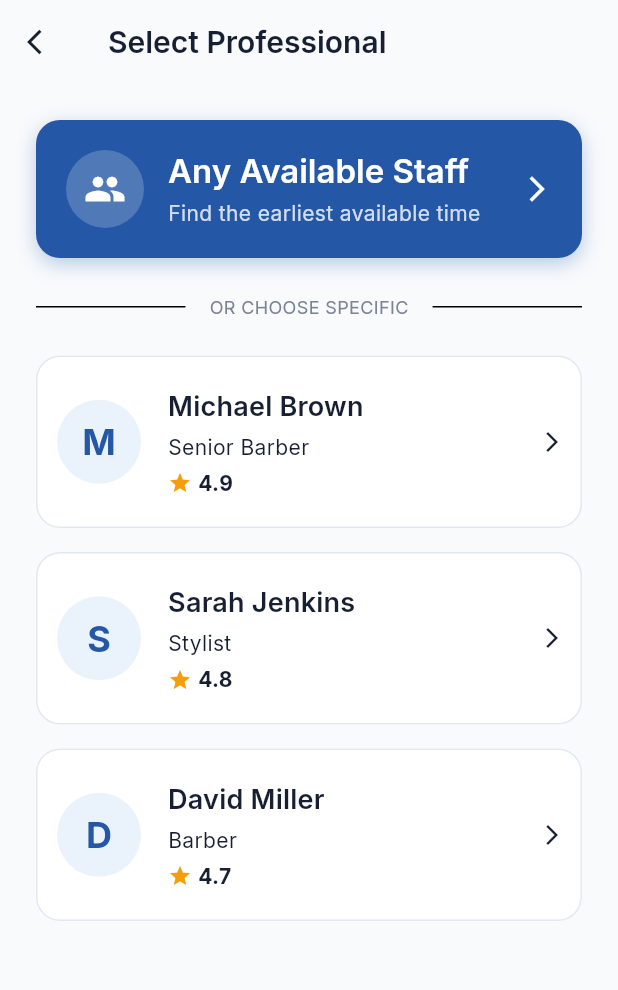
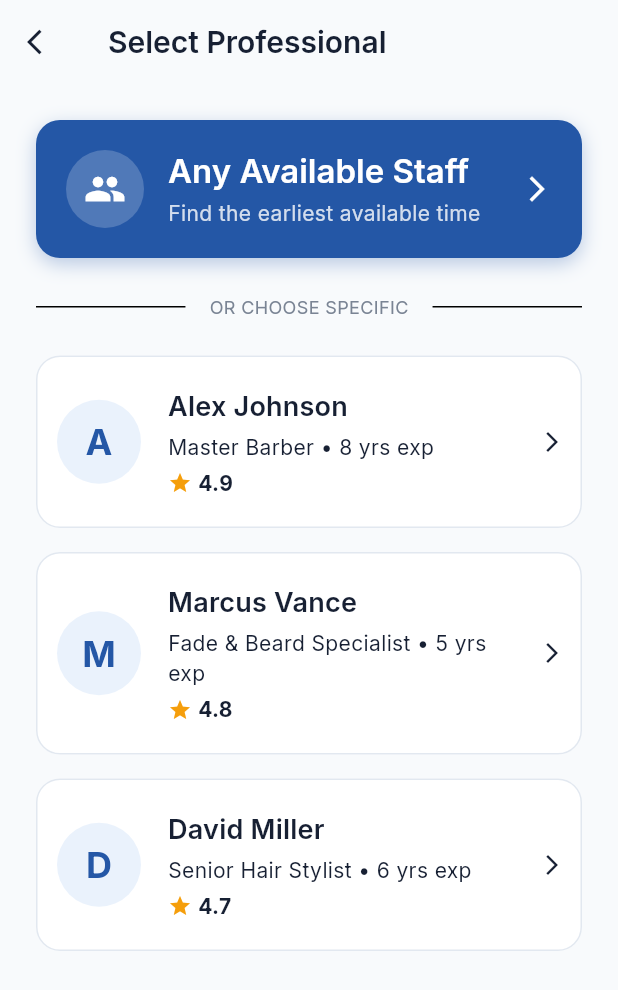
Before and after one commit to jnishantand/smartcut, a Flutter app: the screen it shows once a user with an empty profile is signed in, after a tap on "Men's Classic Haircut", on a phone screen of 412 x 824 dp. Shown: the top 990 px of the screen. Run offline on Flutter 3.47's test engine with Material 3 defaults, Android fonts, the phone set to English and light mode, and no system bars; our stand-ins replace cloud_firestore, cloud_functions, firebase_auth, firebase_core, firebase_messaging, flutter_local_notifications and 2 more; missing offline and left inert: razorpay_flutter; accounts and stored records are empty.

Commit message:
Make Staff Selection 100% dynamic from Firestore and add Admin Barber/Staff Management screen

```diff
--- /dev/null
+++ b/lib/models/staff.dart
@@ -0,0 +1,45 @@
+import 'package:cloud_firestore/cloud_firestore.dart';
+
+class Staff {
+  final String id;
+  final String name;
+  final String role;
+  final double rating;
+  final int experienceYears;
+  final String? imageUrl;
+  final bool isActive;
+
+  Staff({
+    required this.id,
+    required this.name,
+    required this.role,
+    required this.rating,
+    required this.experienceYears,
+    this.imageUrl,
+    required this.isActive,
+  });
+
+  factory Staff.fromFirestore(DocumentSnapshot doc) {
+    final data = doc.data() as Map<String, dynamic>;
+    return Staff(
+      id: doc.id,
+      name: data['name'] ?? '',
+      role: data['role'] ?? 'Barber',
+      rating: (data['rating'] ?? 4.8).toDouble(),
+      experienceYears: data['experienceYears'] ?? 3,
+      imageUrl: data['imageUrl'],
+      isActive: data['isActive'] ?? true,
+    );
+  }
+
+  Map<String, dynamic> toMap() {
+    return {
+      'name': name,
+      'role': role,
+      'rating': rating,
+      'experienceYears': experienceYears,
+      'imageUrl': imageUrl,
+      'isActive': isActive,
+    };
+  }
+}
--- a/lib/screens/customer/booking/staff_selection_screen.dart
+++ b/lib/screens/customer/booking/staff_selection_screen.dart
@@ -1,6 +1,8 @@
 import 'package:flutter/material.dart';
 import 'package:provider/provider.dart';
 import '../../../theme/app_colors.dart';
+import '../../../models/staff.dart';
+import '../../../services/firestore_service.dart';
 import '../../../providers/booking_provider.dart';
 import 'time_selection_screen.dart';
 
@@ -9,7 +11,12 @@ class StaffSelectionScreen extends StatelessWidget {
 
   @override
   Widget build(BuildContext context) {
-    // We could load actual staff from Firestore here, but keeping dummy data for brevity right now
+    final List<Staff> defaultStaff = [
+      Staff(id: 'alex', name: 'Alex Johnson', role: 'Master Barber', rating: 4.9, experienceYears: 8, isActive: true),
+      Staff(id: 'marcus', name: 'Marcus Vance', role: 'Fade & Beard Specialist', rating: 4.8, experienceYears: 5, isActive: true),
+      Staff(id: 'david', name: 'David Miller', role: 'Senior Hair Stylist', rating: 4.7, experienceYears: 6, isActive: true),
+    ];
+
     return Scaffold(
       appBar: AppBar(
         title: const Text('Select Professional'),
@@ -18,7 +25,14 @@ class StaffSelectionScreen extends StatelessWidget {
           onPressed: () => Navigator.pop(context),
         ),
       ),
-      body: ListView(
+      body: StreamBuilder<List<Staff>>(
+        stream: FirestoreService().getActiveStaff(),
+        builder: (context, snapshot) {
+          final staffList = (snapshot.hasData && snapshot.data!.isNotEmpty)
+              ? snapshot.data!
+              : defaultStaff;
+
+          return ListView(
             padding: const EdgeInsets.all(24.0),
             children: [
               _buildAnyStaffOption(context),
@@ -35,10 +49,10 @@ class StaffSelectionScreen extends StatelessWidget {
                   ],
                 ),
               ),
-          _buildStaffMember(context, 'Michael Brown', 'Senior Barber', '4.9'),
-          _buildStaffMember(context, 'Sarah Jenkins', 'Stylist', '4.8'),
-          _buildStaffMember(context, 'David Miller', 'Barber', '4.7'),
+              ...staffList.map((staff) => _buildStaffMember(context, staff)),
             ],
+          );
+        },
       ),
     );
   }
@@ -90,7 +104,7 @@ class StaffSelectionScreen extends StatelessWidget {
     );
   }
 
-  Widget _buildStaffMember(BuildContext context, String name, String role, String rating) {
+  Widget _buildStaffMember(BuildContext context, Staff staff) {
     return Card(
       margin: const EdgeInsets.only(bottom: 16),
       child: ListTile(
@@ -98,28 +112,30 @@ class StaffSelectionScreen extends StatelessWidget {
         leading: CircleAvatar(
           radius: 30,
           backgroundColor: AppColors.secondary,
-          child: Text(name[0], style: const TextStyle(color: AppColors.primary, fontSize: 24, fontWeight: FontWeight.bold)),
+          child: Text(
+            staff.name[0].toUpperCase(),
+            style: const TextStyle(color: AppColors.primary, fontSize: 24, fontWeight: FontWeight.bold),
           ),
-        title: Text(name, style: Theme.of(context).textTheme.titleMedium),
+        ),
+        title: Text(staff.name, style: Theme.of(context).textTheme.titleMedium),
         subtitle: Column(
           crossAxisAlignment: CrossAxisAlignment.start,
           children: [
             const SizedBox(height: 4),
-            Text(role),
+            Text('${staff.role} • ${staff.experienceYears} yrs exp'),
             const SizedBox(height: 4),
             Row(
               children: [
                 const Icon(Icons.star, color: AppColors.warning, size: 16),
                 const SizedBox(width: 4),
-                Text(rating, style: const TextStyle(fontWeight: FontWeight.bold)),
+                Text(staff.rating.toStringAsFixed(1), style: const TextStyle(fontWeight: FontWeight.bold)),
               ],
             )
           ],
         ),
         trailing: const Icon(Icons.arrow_forward_ios, size: 16),
         onTap: () {
-          // In reality, id would be the staff's UID
-          context.read<BookingProvider>().selectStaff(name.toLowerCase(), name);
+          context.read<BookingProvider>().selectStaff(staff.id, staff.name);
           _navigateToNext(context);
         },
       ),
--- a/lib/services/firestore_service.dart
+++ b/lib/services/firestore_service.dart
@@ -1,6 +1,7 @@
 import 'package:cloud_firestore/cloud_firestore.dart';
 import '../models/booking.dart';
 import '../models/salon_service.dart';
+import '../models/staff.dart';
 
 class FirestoreService {
   final FirebaseFirestore _db = FirebaseFirestore.instance;
@@ -135,4 +136,63 @@ class FirestoreService {
         {'currentCustomers': count, 'lastUpdated': FieldValue.serverTimestamp()},
         SetOptions(merge: true));
   }
+
+  // --- Staff / Barbers ---
+  Stream<List<Staff>> getActiveStaff() {
+    return _db
+        .collection('staff')
+        .where('isActive', isEqualTo: true)
+        .snapshots()
+        .map((snapshot) =>
+            snapshot.docs.map((doc) => Staff.fromFirestore(doc)).toList());
+  }
+
+  Stream<List<Staff>> getAllStaff() {
+    return _db
+        .collection('staff')
+        .snapshots()
+        .map((snapshot) =>
+            snapshot.docs.map((doc) => Staff.fromFirestore(doc)).toList());
+  }
+
+  Future<void> addStaff(Staff staff) async {
+    await _db.collection('staff').add(staff.toMap());
+  }
+
+  Future<void> updateStaff(String id, Map<String, dynamic> data) async {
+    await _db.collection('staff').doc(id).update(data);
+  }
+
+  Future<void> seedSampleStaff() async {
+    final batch = _db.batch();
+
+    final b1 = _db.collection('staff').doc('alex_johnson');
+    batch.set(b1, {
+      'name': 'Alex Johnson',
+      'role': 'Master Barber',
+      'rating': 4.9,
+      'experienceYears': 8,
+      'isActive': true,
+    });
+
+    final b2 = _db.collection('staff').doc('marcus_vance');
+    batch.set(b2, {
+      'name': 'Marcus Vance',
+      'role': 'Fade & Beard Specialist',
+      'rating': 4.8,
+      'experienceYears': 5,
+      'isActive': true,
+    });
+
+    final b3 = _db.collection('staff').doc('david_miller');
+    batch.set(b3, {
+      'name': 'David Miller',
+      'role': 'Senior Hair Stylist',
+      'rating': 4.7,
+      'experienceYears': 6,
+      'isActive': true,
+    });
+
+    await batch.commit();
+  }
 }
```
Also changed, not shown: lib/screens/admin/settings/admin_settings_screen.dart (+8 -2 lines), lib/screens/admin/staff/admin_staff_screen.dart (added, +202 -0 lines). Lines whose indentation alone changed are shown as unchanged.
